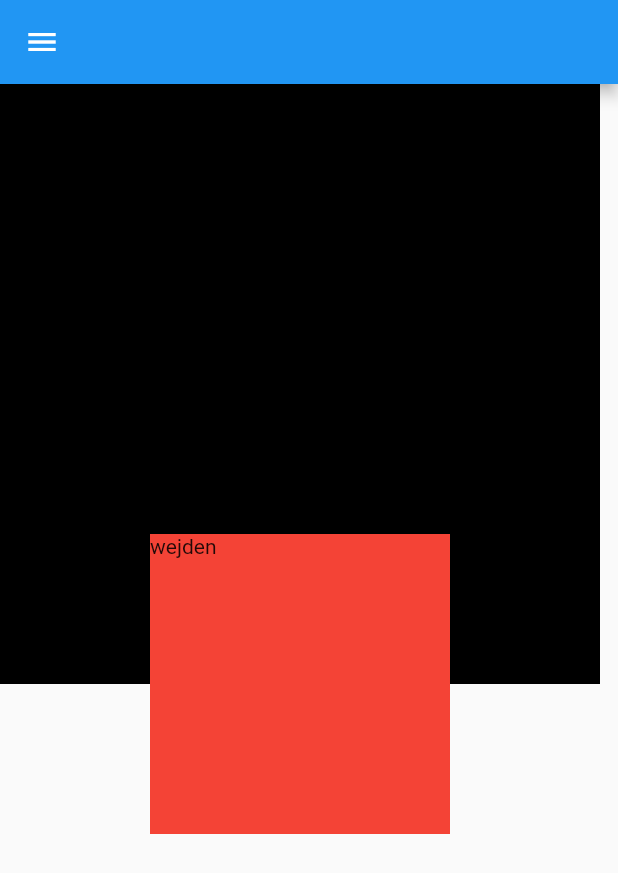
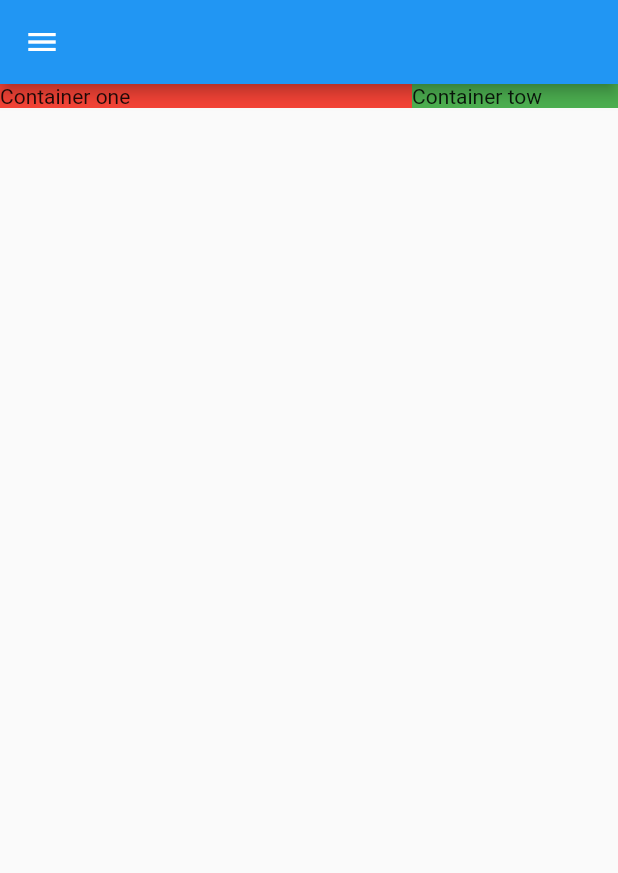
Before and after one commit to wejden7/Flutter_Tutorial, a Flutter app: the screen it shows after launch, on a phone screen of 412 x 824 dp. Shown: the top 873 px of the screen. Run offline on Flutter 3.47's test engine with Material 2 defaults, Android fonts, the phone set to English and light mode, and no system bars.

Commit message:
Expanded
Row Column

```diff
--- a/lib/main.dart
+++ b/lib/main.dart
@@ -12,25 +12,20 @@ class MyApp extends StatelessWidget {
         home: Scaffold(
             appBar: AppBar(),
             drawer: Drawer(),
-          body: Container(
-              width: 400,
-              height: 400,
-              color: Colors.black,
-              child: Stack(
-                clipBehavior: Clip.none,
-                alignment: AlignmentDirectional.center,
-                children: [
-                  Positioned(
-                    width: 200,
-                    height: 200,
-                    top: 300,
+            body: Row(children: [
+              Expanded(
+                flex:2,
                 child: Container(
+                  child: Text("Container one"),
                   color: Colors.red,
-                      child: Text("wejden"),
+                ),
+              ),
+              Expanded(
+                child: Container(
+                  child: Text("Container tow"),
+                  color: Colors.green,
                 ),
               )
-                ],
-              )),
-        ));
+            ])));
   }
 }
```
Lines whose indentation alone changed are shown as unchanged.
